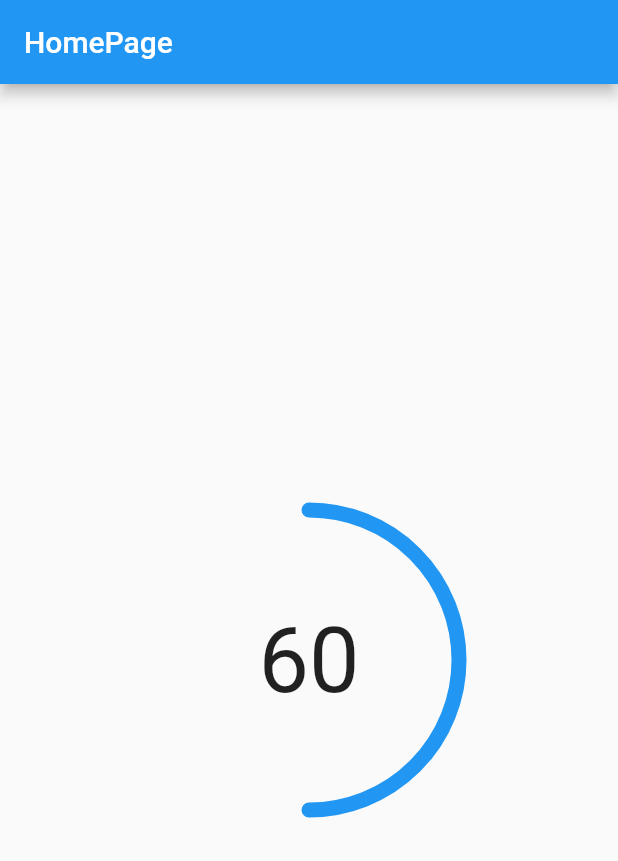
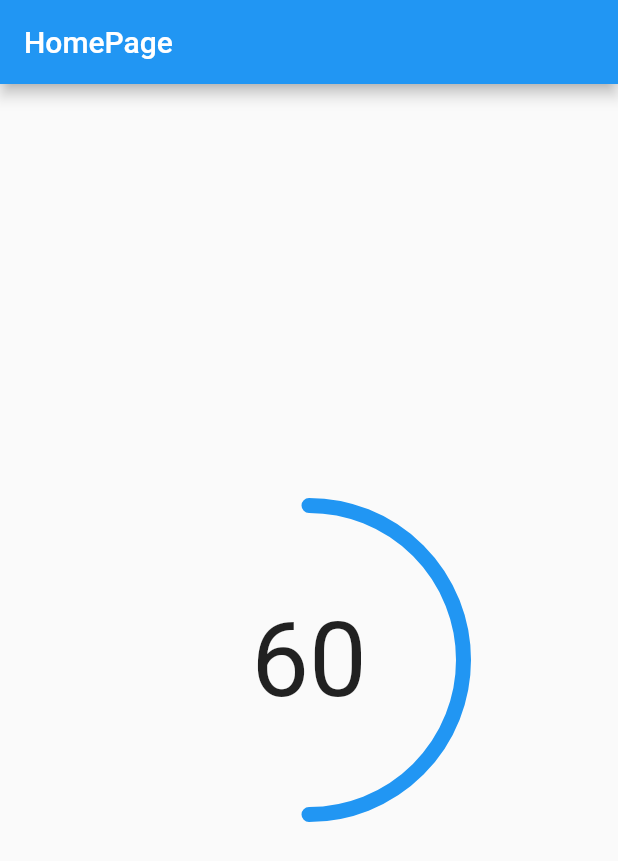
Before and after one commit to HenryQuan/HabitApp, a Flutter app: the screen it shows after launch, on a phone screen of 412 x 824 dp. Shown: the top 861 px of the screen. Run offline on Flutter 3.47's test engine with Material 2 defaults, Android fonts, the phone set to English and light mode, and no system bars.

Commit message:
Scale according to devices

```diff
--- a/habit/lib/src/ui/widgets/TimerRing.dart
+++ b/habit/lib/src/ui/widgets/TimerRing.dart
@@ -13,14 +13,23 @@ class TimerRing extends StatefulWidget {
 class _TimerRingState extends State<TimerRing> {
   double percentage;
 
+  /// Always return the short side
+  double _getBestWidth() {
+    final size = MediaQuery.of(context).size;
+    return size.height < size.width ? size.height : size.width;
+  }
+
   @override
   Widget build(BuildContext context) {
+    // Get the width of the device
+    final deviceWidth = this._getBestWidth();
+
     return Stack(
       children: <Widget>[
         Align(
           alignment: Alignment.center,
           child: CustomPaint(
-            size: Size.fromRadius(100),
+            size: Size.fromRadius(deviceWidth / 4),
             painter: TimerPainter(percentage: 0.5),
           ),
         ),
@@ -28,7 +37,7 @@ class _TimerRingState extends State<TimerRing> {
           alignment: Alignment.center,
           child: Text(
             '60',
-            style: TextStyle(fontSize: 60),
+            style: TextStyle(fontSize: deviceWidth / 6),
           ),
         )
       ],
```
